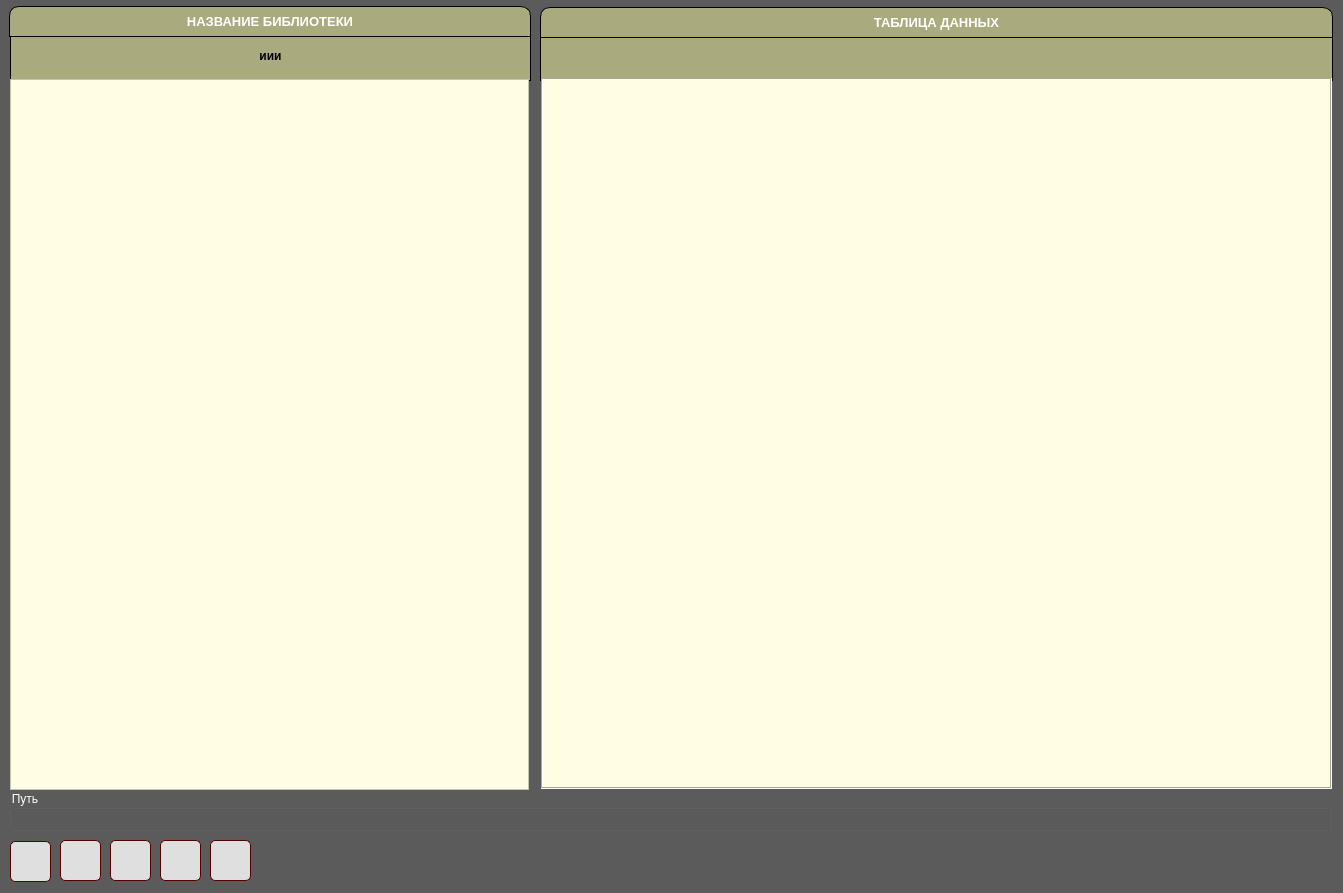
This is UI/main.ui in dimanchik79/Hierarchic as Qt 5 draws it before an edit. The edited form follows.
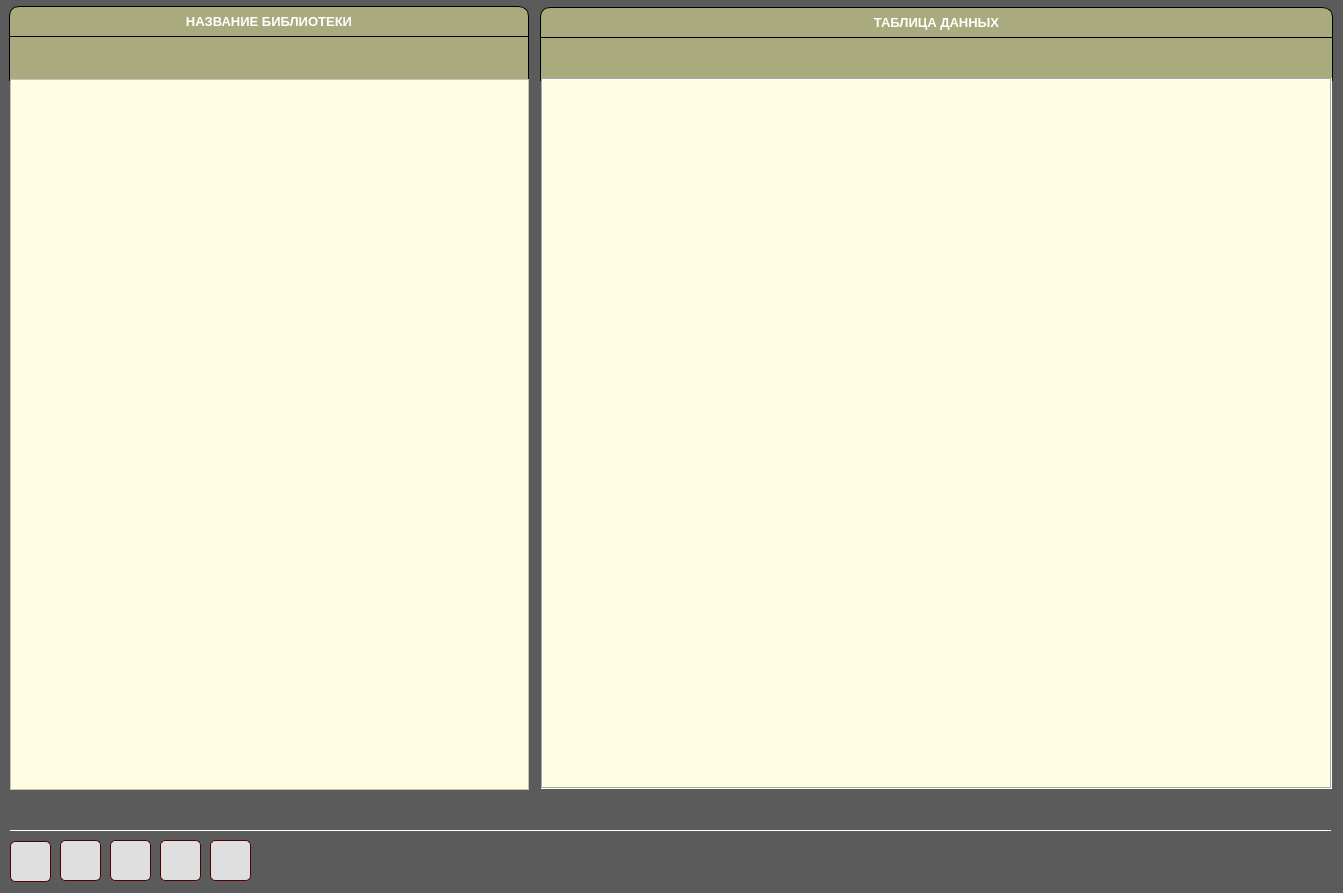
This is the edited form. Icons and pictures are not drawn.

```diff
--- a/UI/main.ui
+++ b/UI/main.ui
@@ -24,9 +24,9 @@
    <widget class="QLabel" name="bib_name">
     <property name="geometry">
      <rect>
-      <x>10</x>
+      <x>9</x>
       <y>30</y>
-      <width>521</width>
+      <width>520</width>
       <height>51</height>
      </rect>
     </property>
@@ -42,7 +42,7 @@
 color: rgb(0, 0, 0)</string>
     </property>
     <property name="text">
-     <string>иии</string>
+     <string/>
     </property>
     <property name="alignment">
      <set>Qt::AlignCenter</set>
@@ -260,7 +260,7 @@
      <rect>
       <x>9</x>
       <y>6</y>
-      <width>522</width>
+      <width>520</width>
       <height>31</height>
      </rect>
     </property>
@@ -383,20 +383,27 @@
      </size>
     </property>
    </widget>
-   <widget class="QGroupBox" name="groupBox">
+   <widget class="QLabel" name="path">
     <property name="geometry">
      <rect>
       <x>10</x>
-      <y>790</y>
+      <y>800</y>
       <width>1321</width>
-      <height>41</height>
+      <height>31</height>
      </rect>
     </property>
     <property name="styleSheet">
-     <string notr="true">color: white;</string>
+     <string notr="true">border-bottom: 1px solid rgb(255, 255, 255);
+color: rgb(255, 255, 255);</string>
     </property>
-    <property name="title">
-     <string>Путь</string>
+    <property name="text">
+     <string/>
+    </property>
+    <property name="alignment">
+     <set>Qt::AlignCenter</set>
+    </property>
+    <property name="wordWrap">
+     <bool>true</bool>
     </property>
    </widget>
   </widget>
```
Left out of the diff: 8 changed lines with no effect on the pictures.
